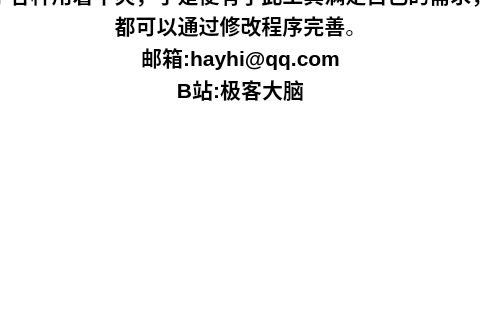
HaydenHu/HiCOM, file mainwindow.ui: the form before one commit; both pictures show x 164 to 644 and y 196 to 516 of the 809 by 625 pixel window.
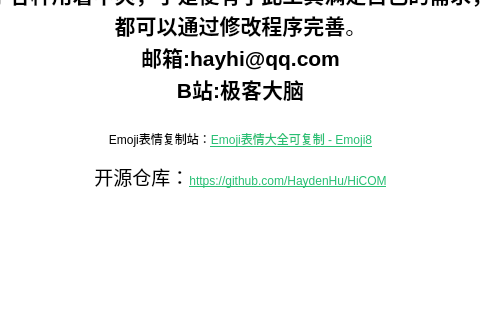
The form after the commit. The open tabs and pages were chosen to show the change. Icons and pictures are not drawn.

Commit message: support emoji

Patch:
```diff
--- a/mainwindow.ui
+++ b/mainwindow.ui
@@ -462,7 +462,13 @@
 &lt;p align=&quot;center&quot; style=&quot; margin-top:0px; margin-bottom:0px; margin-left:0px; margin-right:0px; -qt-block-indent:0; text-indent:0px;&quot;&gt;&lt;span style=&quot; font-size:16pt; font-weight:700;&quot;&gt;邮箱:hayhi@qq.com&lt;/span&gt;&lt;/p&gt;
 &lt;p align=&quot;center&quot; style=&quot; margin-top:0px; margin-bottom:0px; margin-left:0px; margin-right:0px; -qt-block-indent:0; text-indent:0px;&quot;&gt;&lt;span style=&quot; font-size:16pt; font-weight:700;&quot;&gt;B站:极客大脑&lt;/span&gt;&lt;/p&gt;
 &lt;p align=&quot;center&quot; style=&quot;-qt-paragraph-type:empty; margin-top:0px; margin-bottom:0px; margin-left:0px; margin-right:0px; -qt-block-indent:0; text-indent:0px; font-size:16pt; font-weight:700;&quot;&gt;&lt;br /&gt;&lt;/p&gt;
-&lt;p align=&quot;center&quot; style=&quot; margin-top:0px; margin-bottom:0px; margin-left:0px; margin-right:0px; -qt-block-indent:0; text-indent:0px;&quot;&gt;&lt;img src=&quot;:/image/logo128.ico&quot; /&gt;&lt;/p&gt;&lt;/body&gt;&lt;/html&gt;</string>
+&lt;p align=&quot;center&quot; style=&quot; margin-top:0px; margin-bottom:0px; margin-left:0px; margin-right:0px; -qt-block-indent:0; text-indent:0px;&quot;&gt;&lt;img src=&quot;:/image/logo128.ico&quot; /&gt;&lt;/p&gt;
+&lt;p align=&quot;center&quot; style=&quot; margin-top:0px; margin-bottom:0px; margin-left:0px; margin-right:0px; -qt-block-indent:0; text-indent:0px;&quot;&gt;Emoji表情复制站：&lt;a href=&quot;https://emoji8.com/zh-hans/&quot;&gt;&lt;span style=&quot; text-decoration: underline; color:#27bf73;&quot;&gt;Emoji表情大全可复制 - Emoji8&lt;/span&gt;&lt;/a&gt;&lt;/p&gt;
+&lt;p align=&quot;center&quot; style=&quot;-qt-paragraph-type:empty; margin-top:0px; margin-bottom:0px; margin-left:0px; margin-right:0px; -qt-block-indent:0; text-indent:0px;&quot;&gt;&lt;br /&gt;&lt;/p&gt;
+&lt;p align=&quot;center&quot; style=&quot; margin-top:0px; margin-bottom:0px; margin-left:0px; margin-right:0px; -qt-block-indent:0; text-indent:0px;&quot;&gt;&lt;span style=&quot; font-size:14pt;&quot;&gt;开源仓库：&lt;/span&gt;&lt;a href=&quot;https://github.com/HaydenHu/HiCOM&quot;&gt;&lt;span style=&quot; text-decoration: underline; color:#27bf73;&quot;&gt;https://github.com/HaydenHu/HiCOM&lt;/span&gt;&lt;/a&gt;&lt;/p&gt;&lt;/body&gt;&lt;/html&gt;</string>
+          </property>
+          <property name="openExternalLinks">
+           <bool>true</bool>
           </property>
          </widget>
         </item>
```
Left out of the diff: 2 changed lines with no effect on the pictures. The commit also changes 36 other files.
